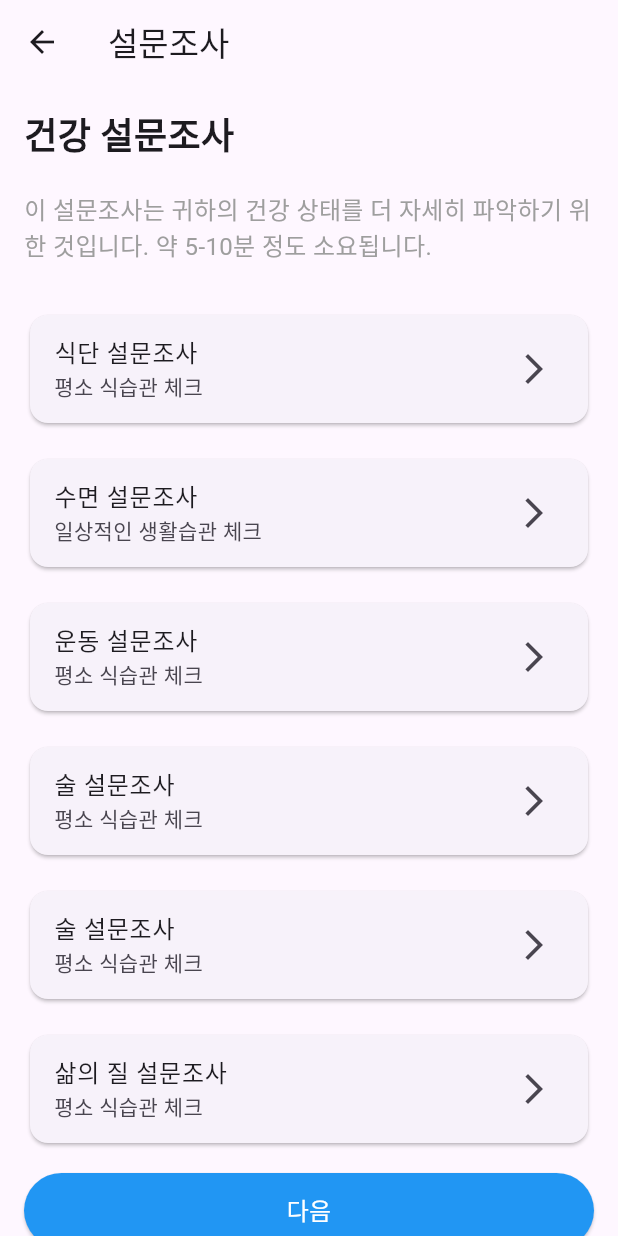
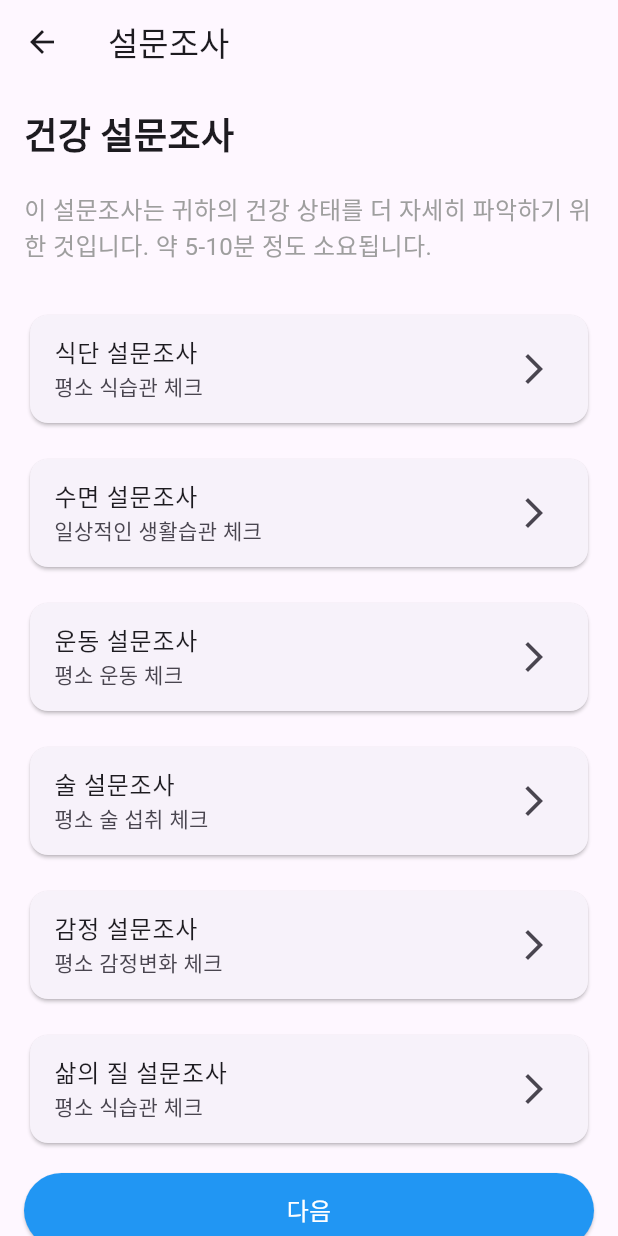
Before and after one commit to didtlrhks/DTX, a Flutter app: the SurveyHomePage screen opened directly, on a phone screen of 412 x 824 dp. Run offline on Flutter 3.47's test engine with Material 3 defaults, Android fonts, the light colour scheme and no system bars; our stand-ins replace get.

Commit message:
survey add

```diff
--- a/lib/screens/survey_screens/survey_home_page.dart
+++ b/lib/screens/survey_screens/survey_home_page.dart
@@ -77,7 +77,7 @@ class SurveyHomePage extends StatelessWidget {
                 Card(
                   child: ListTile(
                     title: const Text('운동 설문조사'),
-                    subtitle: const Text('평소 식습관 체크'),
+                    subtitle: const Text('평소 운동 체크'),
                     trailing: const Icon(Icons.arrow_forward_ios),
                     onTap: () {
                       Get.to(() =>
@@ -92,7 +92,7 @@ class SurveyHomePage extends StatelessWidget {
                           : null,
                       child: ListTile(
                         title: const Text('술 설문조사'),
-                        subtitle: const Text('평소 식습관 체크'),
+                        subtitle: const Text('평소 술 섭취 체크'),
                         trailing:
                             surveyController.isAlcoholSurveyCompleted.value
                                 ? const Icon(Icons.check_circle,
@@ -109,8 +109,8 @@ class SurveyHomePage extends StatelessWidget {
                           ? Colors.green[100]
                           : null,
                       child: ListTile(
-                        title: const Text('술 설문조사'),
-                        subtitle: const Text('평소 식습관 체크'),
+                        title: const Text('감정 설문조사'),
+                        subtitle: const Text('평소 감정변화 체크'),
                         trailing:
                             surveyController.isEmotionSurveyCompleted.value
                                 ? const Icon(Icons.check_circle,
```
